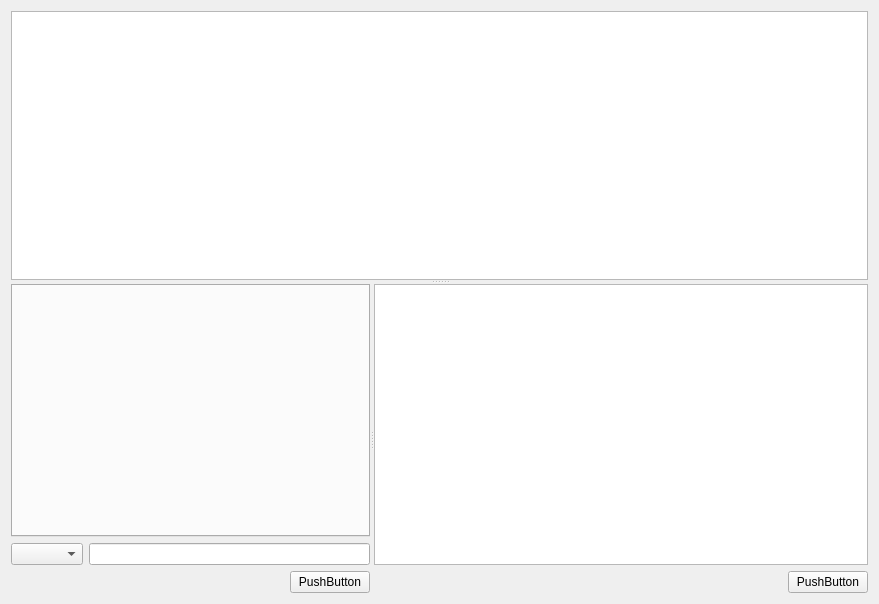
This is addOrder.ui in geonwuk/TheEditor as Qt 5 draws it before an edit. The edited form follows.
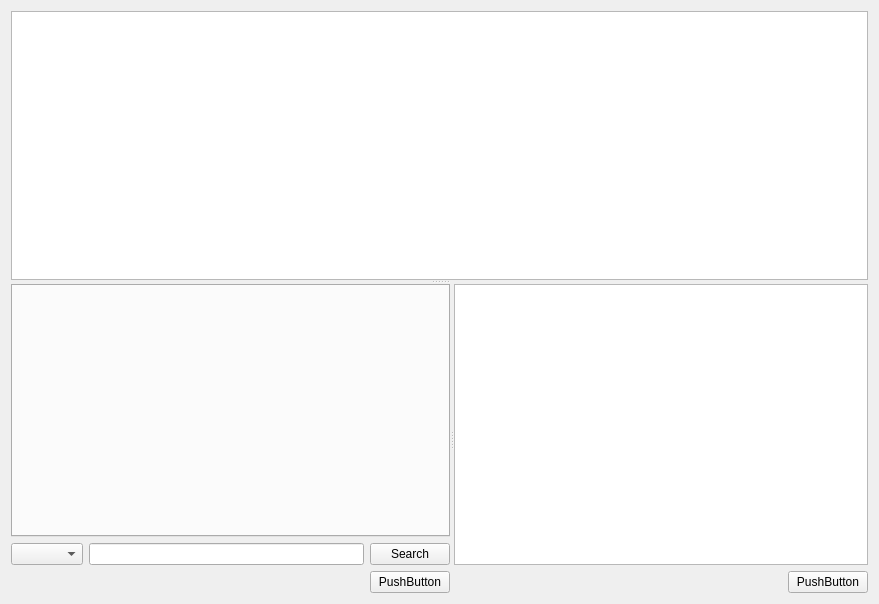
This is the edited form.

```diff
--- a/addOrder.ui
+++ b/addOrder.ui
@@ -48,6 +48,13 @@
            <item>
             <widget class="QLineEdit" name="lineEdit"/>
            </item>
+           <item>
+            <widget class="QPushButton" name="searchButton">
+             <property name="text">
+              <string>Search</string>
+             </property>
+            </widget>
+           </item>
           </layout>
          </item>
          <item>
```
